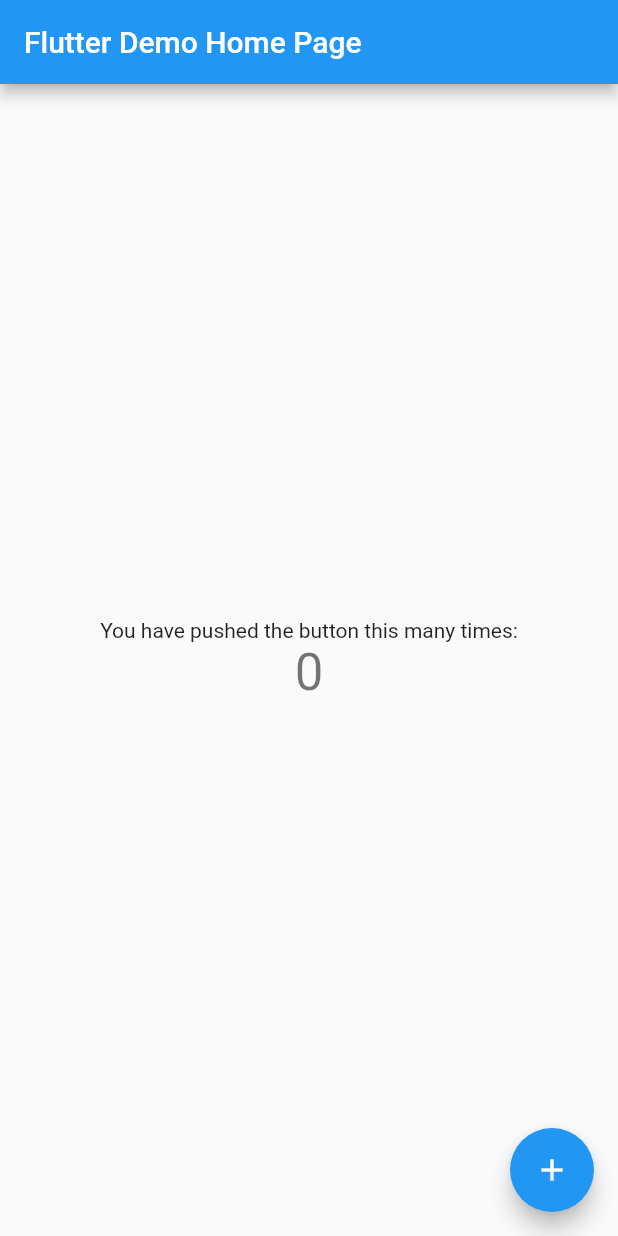
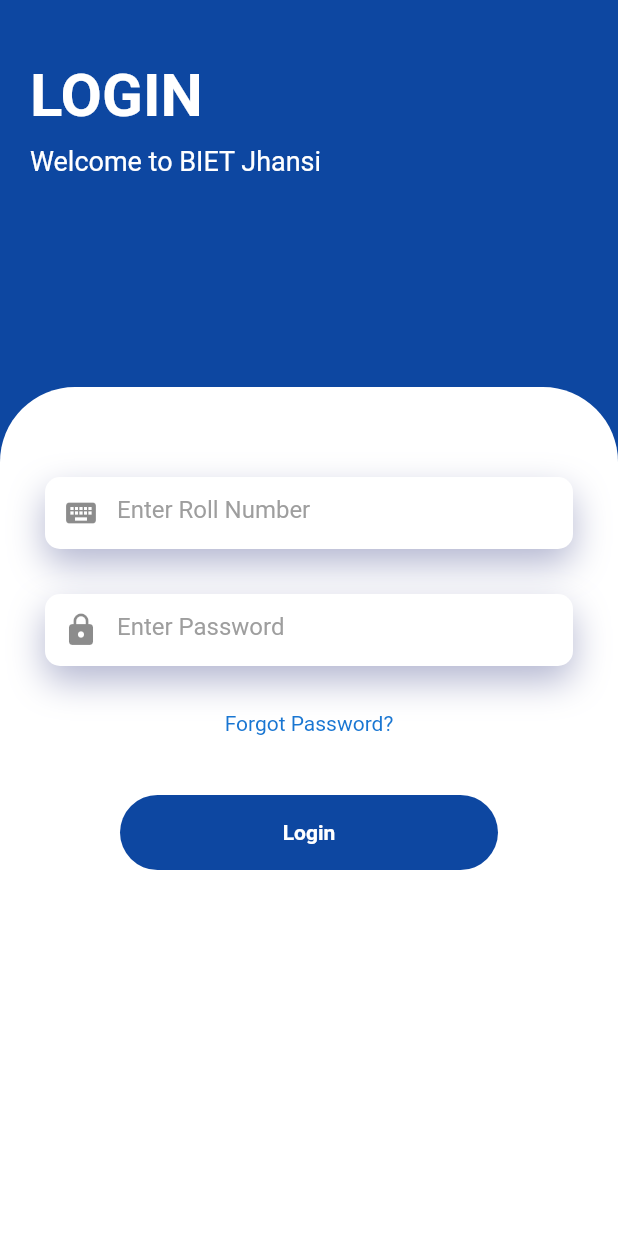
Before and after one commit to sumitks866/application_biet_biet_hacks, a Flutter app: the screen it shows after launch, on a phone screen of 412 x 824 dp. Run offline on Flutter 3.47's test engine with Material 2 defaults, Android fonts, the phone set to English and light mode, and no system bars.

Commit message:
added Login Screen

```diff
--- a/lib/main.dart
+++ b/lib/main.dart
@@ -1,3 +1,4 @@
+import 'package:application_biet_biet_hacks/screens/login.dart';
 import 'package:flutter/material.dart';
 
 void main() {
@@ -9,109 +10,9 @@ class MyApp extends StatelessWidget {
   @override
   Widget build(BuildContext context) {
     return MaterialApp(
-      title: 'Flutter Demo',
-      theme: ThemeData(
-        // This is the theme of your application.
-        //
-        // Try running your application with "flutter run". You'll see the
-        // application has a blue toolbar. Then, without quitting the app, try
-        // changing the primarySwatch below to Colors.green and then invoke
-        // "hot reload" (press "r" in the console where you ran "flutter run",
-        // or simply save your changes to "hot reload" in a Flutter IDE).
-        // Notice that the counter didn't reset back to zero; the application
-        // is not restarted.
-        primarySwatch: Colors.blue,
-        // This makes the visual density adapt to the platform that you run
-        // the app on. For desktop platforms, the controls will be smaller and
-        // closer together (more dense) than on mobile platforms.
-        visualDensity: VisualDensity.adaptivePlatformDensity,
+      home: Scaffold(
+        body: Login(),
       ),
-      home: MyHomePage(title: 'Flutter Demo Home Page'),
     );
   }
 }
-
-class MyHomePage extends StatefulWidget {
-  MyHomePage({Key key, this.title}) : super(key: key);
-
-  // This widget is the home page of your application. It is stateful, meaning
-  // that it has a State object (defined below) that contains fields that affect
-  // how it looks.
-
-  // This class is the configuration for the state. It holds the values (in this
-  // case the title) provided by the parent (in this case the App widget) and
-  // used by the build method of the State. Fields in a Widget subclass are
-  // always marked "final".
-
-  final String title;
-
-  @override
-  _MyHomePageState createState() => _MyHomePageState();
-}
-
-class _MyHomePageState extends State<MyHomePage> {
-  int _counter = 0;
-
-  void _incrementCounter() {
-    setState(() {
-      // This call to setState tells the Flutter framework that something has
-      // changed in this State, which causes it to rerun the build method below
-      // so that the display can reflect the updated values. If we changed
-      // _counter without calling setState(), then the build method would not be
-      // called again, and so nothing would appear to happen.
-      _counter++;
-    });
-  }
-
-  @override
-  Widget build(BuildContext context) {
-    // This method is rerun every time setState is called, for instance as done
-    // by the _incrementCounter method above.
-    //
-    // The Flutter framework has been optimized to make rerunning build methods
-    // fast, so that you can just rebuild anything that needs updating rather
-    // than having to individually change instances of widgets.
-    return Scaffold(
-      appBar: AppBar(
-        // Here we take the value from the MyHomePage object that was created by
-        // the App.build method, and use it to set our appbar title.
-        title: Text(widget.title),
-      ),
-      body: Center(
-        // Center is a layout widget. It takes a single child and positions it
-        // in the middle of the parent.
-        child: Column(
-          // Column is also a layout widget. It takes a list of children and
-          // arranges them vertically. By default, it sizes itself to fit its
-          // children horizontally, and tries to be as tall as its parent.
-          //
-          // Invoke "debug painting" (press "p" in the console, choose the
-          // "Toggle Debug Paint" action from the Flutter Inspector in Android
-          // Studio, or the "Toggle Debug Paint" command in Visual Studio Code)
-          // to see the wireframe for each widget.
-          //
-          // Column has various properties to control how it sizes itself and
-          // how it positions its children. Here we use mainAxisAlignment to
-          // center the children vertically; the main axis here is the vertical
-          // axis because Columns are vertical (the cross axis would be
-          // horizontal).
-          mainAxisAlignment: MainAxisAlignment.center,
-          children: <Widget>[
-            Text(
-              'You have pushed the button this many times:',
-            ),
-            Text(
-              '$_counter',
-              style: Theme.of(context).textTheme.headline4,
-            ),
-          ],
-        ),
-      ),
-      floatingActionButton: FloatingActionButton(
-        onPressed: _incrementCounter,
-        tooltip: 'Increment',
-        child: Icon(Icons.add),
-      ), // This trailing comma makes auto-formatting nicer for build methods.
-    );
-  }
-}
--- /dev/null
+++ b/lib/screens/login.dart
@@ -0,0 +1,129 @@
+import 'package:flutter/material.dart';
+
+class Login extends StatelessWidget {
+  @override
+  Widget build(BuildContext context) {
+    return Container(
+      width: double.infinity,
+      color: Colors.blue[900],
+      child : Column(
+        crossAxisAlignment: CrossAxisAlignment.start,
+        children : <Widget>[
+          SizedBox(
+            height: 20,
+          ),
+          Padding(
+            padding: EdgeInsets.all(20),
+            child: Column(
+              crossAxisAlignment : CrossAxisAlignment.start,
+              children : <Widget>[
+                Text("LOGIN",
+                  style: TextStyle(
+                    color: Colors.white,
+                    fontSize: 40,
+                    fontWeight: FontWeight.bold,
+                    ),
+                ),
+                SizedBox(height : 10) ,
+                Text("Welcome to BIET Jhansi",
+                  style: TextStyle(
+                    color: Colors.white,
+                    fontSize: 18,
+                    ),
+                ),
+              ],
+            ),
+          ),
+
+          SizedBox(height : 120),
+          Expanded(
+            child : Container(
+
+              decoration: BoxDecoration(
+                color: Colors.white,
+                borderRadius : BorderRadius.only(topLeft: Radius.circular(50) , topRight : Radius.circular(50)),
+              ),
+              child: SingleChildScrollView(
+                child : Padding(
+                  padding : EdgeInsets.all(30),
+                  child : Column(
+                    children: <Widget>[
+                      SizedBox(height : 30) ,
+                      Container(
+                        decoration: BoxDecoration(
+                          borderRadius : BorderRadius.all(Radius.circular(10)),
+                          color: Colors.white,
+                          boxShadow: [BoxShadow(
+                            color: Color.fromRGBO(2, 12, 100, .3),
+                            blurRadius: 20,
+                            offset: Offset(0, 10)
+                          )]
+                        ),
+                        child: TextFormField(
+
+                          keyboardType: TextInputType.number,
+                          decoration: InputDecoration(
+                          hintText: "Enter Roll Number",
+                          prefixIcon: Icon(Icons.keyboard),
+                          hintStyle: TextStyle(color: Colors.grey),
+                          border: InputBorder.none
+                          ),
+                        ),
+                      ),
+
+                      SizedBox(height : 30) ,
+                      Container(
+                        decoration: BoxDecoration(
+                          borderRadius : BorderRadius.all(Radius.circular(10)),
+                          color: Colors.white,
+                          boxShadow: [BoxShadow(
+                            color: Color.fromRGBO(2, 12, 100, .3),
+                            blurRadius: 20,
+                            offset: Offset(0, 10)
+                          )]
+                        ),
+                        child: TextFormField(
+
+                          obscureText: true,
+                          decoration: InputDecoration(
+                            prefixIcon: Icon(Icons.lock),
+                            hintText: "Enter Password",
+                            hintStyle: TextStyle(color: Colors.grey),
+                            border: InputBorder.none
+                          ),
+
+                        ),
+                      ),
+
+                      SizedBox(height: 30,),
+                      Text("Forgot Password?", style: TextStyle(color: Colors.blue[700]),),
+                      SizedBox(height: 40,),
+                      GestureDetector(
+                        onTap: (){
+                          print("button Clicked");
+                        },
+                        child: Container(
+                          height: 50,
+                          margin: EdgeInsets.symmetric(horizontal: 50),
+                          decoration: BoxDecoration(
+                            borderRadius: BorderRadius.circular(50),
+                            color: Colors.blue[900]
+                          ),
+                          child: Center(
+                            child: Text("Login", style: TextStyle(color: Colors.white, fontWeight: FontWeight.bold),),
+                          ),
+                        ),
+                      ),
+                      SizedBox(height: 10.0,),
+
+                    ],
+                    ),
+                ),
+              ),
+            ),
+          ),
+        ],
+      ),
+    );
+  }
+}
```
Also changed, not shown: pubspec.lock.
